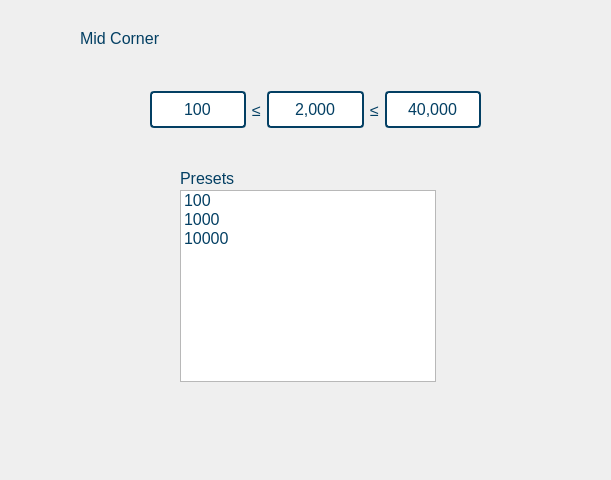
Old version of the form gui/qtdesigner/CornersWidget.ui in the repository wyattduber/CyDAQ.
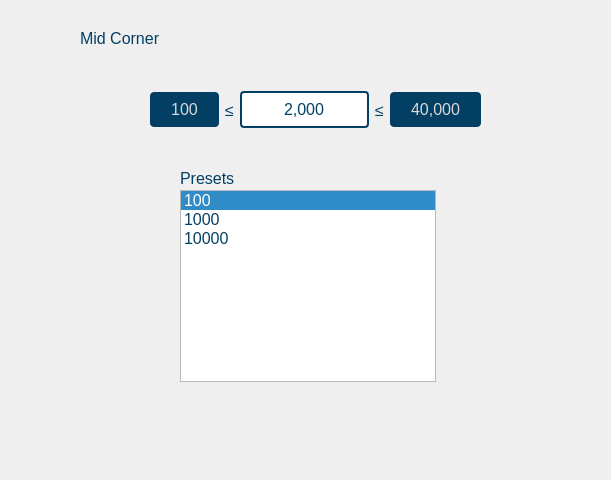
New version of the form.

```diff
--- a/gui/qtdesigner/CornersWidget.ui
+++ b/gui/qtdesigner/CornersWidget.ui
@@ -57,6 +57,9 @@
      <height>192</height>
     </rect>
    </property>
+   <property name="currentRow">
+    <number>0</number>
+   </property>
    <item>
     <property name="text">
      <string>100</string>
@@ -115,16 +118,10 @@
    </property>
    <layout class="QHBoxLayout" name="horizontalLayout">
     <item>
-     <widget class="QLineEdit" name="minCornerBox">
+     <widget class="QPushButton" name="corner_min_btn">
       <property name="text">
        <string>100</string>
       </property>
-      <property name="alignment">
-       <set>Qt::AlignCenter</set>
-      </property>
-      <property name="readOnly">
-       <bool>true</bool>
-      </property>
      </widget>
     </item>
     <item>
@@ -152,16 +149,10 @@
      </widget>
     </item>
     <item>
-     <widget class="QLineEdit" name="maxCornerBox">
+     <widget class="QPushButton" name="corner_max_btn">
       <property name="text">
        <string>40,000</string>
       </property>
-      <property name="alignment">
-       <set>Qt::AlignCenter</set>
-      </property>
-      <property name="readOnly">
-       <bool>true</bool>
-      </property>
      </widget>
     </item>
    </layout>
```
